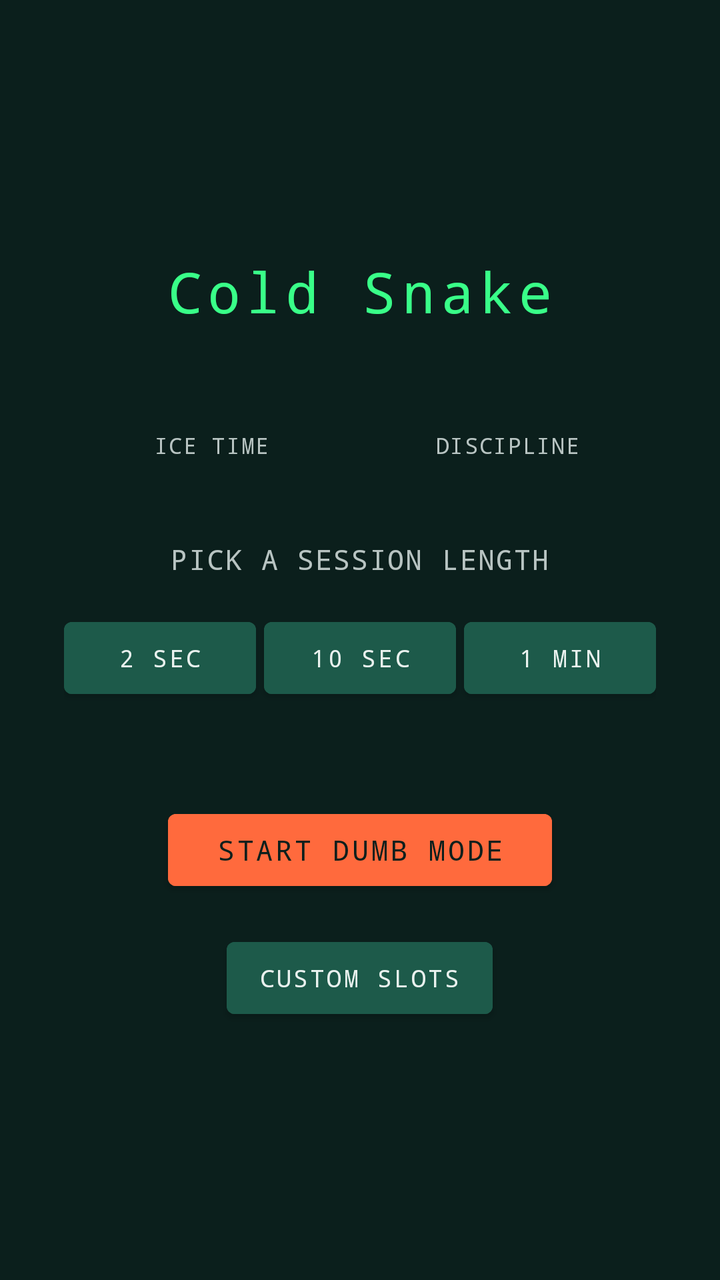
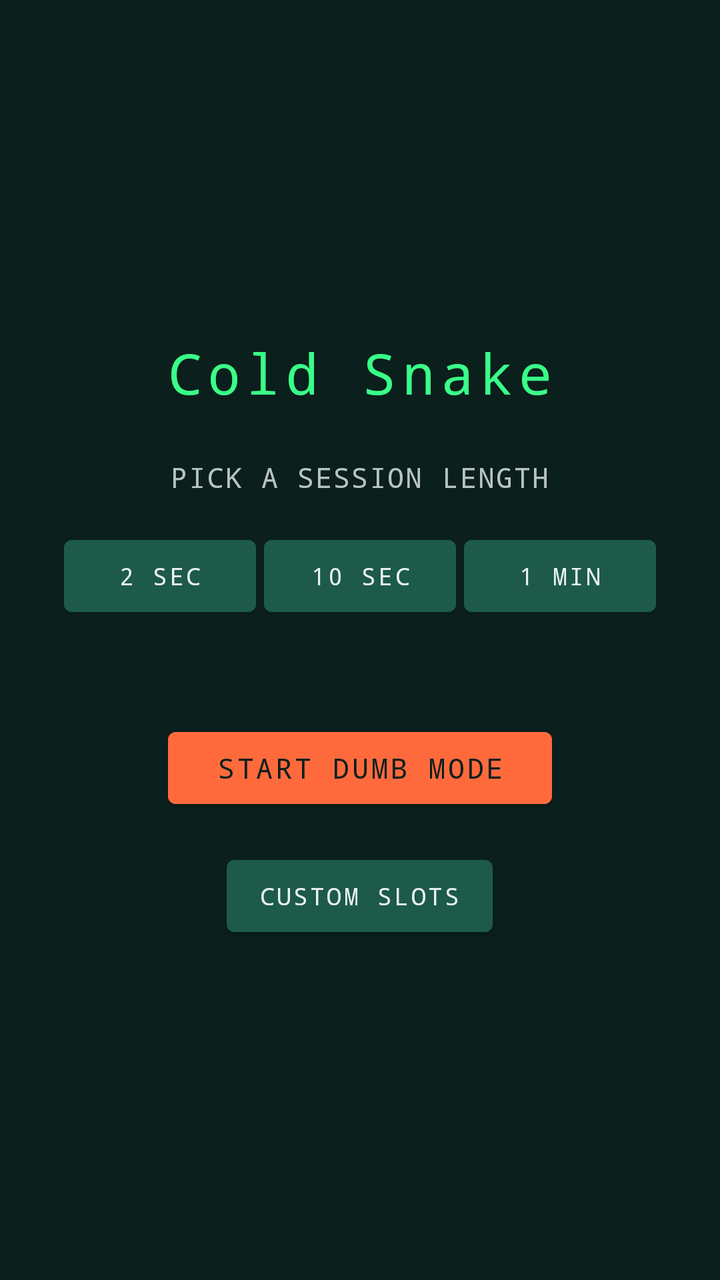

An Android layout rendered at two revisions. The XML below is the earlier revision; the diff shows what the commit changed to produce the second picture.
<!-- AndroidManifest.xml: application theme Theme.ColdSnake -->
<!-- res/layout/activity_home.xml -->
<?xml version="1.0" encoding="utf-8"?>
<LinearLayout xmlns:android="http://schemas.android.com/apk/res/android"
    android:layout_width="match_parent"
    android:layout_height="match_parent"
    android:orientation="vertical"
    android:gravity="center"
    android:background="@color/ground"
    android:padding="32dp">

    <TextView
        android:id="@+id/appTitle"
        android:layout_width="wrap_content"
        android:layout_height="wrap_content"
        android:text="@string/app_name"
        android:textColor="@color/phosphor"
        android:textSize="28sp"
        android:fontFamily="monospace"
        android:letterSpacing="0.1"
        android:layout_marginBottom="24dp" />

    <LinearLayout
        android:layout_width="match_parent"
        android:layout_height="wrap_content"
        android:orientation="horizontal"
        android:layout_marginBottom="40dp">

        <LinearLayout
            android:layout_width="0dp"
            android:layout_height="wrap_content"
            android:layout_weight="1"
            android:orientation="vertical"
            android:gravity="center">

            <TextView
                android:id="@+id/iceTimeValue"
                android:layout_width="wrap_content"
                android:layout_height="wrap_content"
                android:textColor="@color/phosphor"
                android:textSize="20sp"
                android:fontFamily="monospace" />

            <TextView
                android:layout_width="wrap_content"
                android:layout_height="wrap_content"
                android:text="@string/ice_time_label"
                android:textColor="@color/steel"
                android:textSize="11sp"
                android:fontFamily="monospace"
                android:letterSpacing="0.05" />

        </LinearLayout>

        <LinearLayout
            android:layout_width="0dp"
            android:layout_height="wrap_content"
            android:layout_weight="1"
            android:orientation="vertical"
            android:gravity="center">

            <TextView
                android:id="@+id/disciplineValue"
                android:layout_width="wrap_content"
                android:layout_height="wrap_content"
                android:textColor="@color/phosphor"
                android:textSize="20sp"
                android:fontFamily="monospace" />

            <TextView
                android:layout_width="wrap_content"
                android:layout_height="wrap_content"
                android:text="@string/discipline_label"
                android:textColor="@color/steel"
                android:textSize="11sp"
                android:fontFamily="monospace"
                android:letterSpacing="0.05" />

        </LinearLayout>

    </LinearLayout>

    <TextView
        android:layout_width="wrap_content"
        android:layout_height="wrap_content"
        android:text="@string/session_prompt"
        android:textColor="@color/steel"
        android:textSize="14sp"
        android:fontFamily="monospace"
        android:letterSpacing="0.05"
        android:layout_marginBottom="16dp" />

    <LinearLayout
        android:layout_width="match_parent"
        android:layout_height="wrap_content"
        android:orientation="horizontal"
        android:layout_marginBottom="48dp">

        <Button
            android:id="@+id/duration2s"
            android:layout_width="0dp"
            android:layout_height="wrap_content"
            android:layout_weight="1"
            android:layout_marginEnd="4dp"
            android:minWidth="0dp"
            android:insetLeft="0dp"
            android:insetRight="0dp"
            android:paddingLeft="4dp"
            android:paddingRight="4dp"
            android:textSize="12sp"
            android:text="@string/duration_2s"
            android:fontFamily="monospace"
            android:textColor="@color/cold_white"
            android:backgroundTint="@color/teal" />

        <Button
            android:id="@+id/duration10s"
            android:layout_width="0dp"
            android:layout_height="wrap_content"
            android:layout_weight="1"
            android:layout_marginEnd="4dp"
            android:minWidth="0dp"
            android:insetLeft="0dp"
            android:insetRight="0dp"
            android:paddingLeft="4dp"
            android:paddingRight="4dp"
            android:textSize="12sp"
            android:text="@string/duration_10s"
            android:fontFamily="monospace"
            android:textColor="@color/cold_white"
            android:backgroundTint="@color/teal" />

        <Button
            android:id="@+id/duration1m"
            android:layout_width="0dp"
            android:layout_height="wrap_content"
            android:layout_weight="1"
            android:minWidth="0dp"
            android:insetLeft="0dp"
            android:insetRight="0dp"
            android:paddingLeft="4dp"
            android:paddingRight="4dp"
            android:textSize="12sp"
            android:text="@string/duration_1m"
            android:fontFamily="monospace"
            android:textColor="@color/cold_white"
            android:backgroundTint="@color/teal" />

    </LinearLayout>

    <Button
        android:id="@+id/startSession"
        android:layout_width="wrap_content"
        android:layout_height="wrap_content"
        android:text="@string/start_session"
        android:fontFamily="monospace"
        android:textColor="@color/ground"
        android:backgroundTint="@color/warning_pop"
        android:paddingLeft="24dp"
        android:paddingRight="24dp" />

    <Button
        android:id="@+id/customizeSlots"
        android:layout_width="wrap_content"
        android:layout_height="wrap_content"
        android:layout_marginTop="16dp"
        android:text="@string/customize_slots_button"
        android:fontFamily="monospace"
        android:textSize="12sp"
        android:textColor="@color/cold_white"
        android:backgroundTint="@color/teal"
        android:paddingLeft="16dp"
        android:paddingRight="16dp" />

</LinearLayout>
<!-- resources referenced by this layout -->
<resources>
  <color name="cold_white">#EAF2EF</color>
  <color name="ground">#0B1F1C</color>
  <color name="phosphor">#39FF88</color>
  <color name="steel">#B8C4C2</color>
  <color name="teal">#1D5A4A</color>
  <color name="warning_pop">#FF6A3D</color>
  <string name="app_name">Cold Snake</string>
  <string name="customize_slots_button">CUSTOM SLOTS</string>
  <string name="discipline_label">DISCIPLINE</string>
  <string name="duration_10s">10 SEC</string>
  <string name="duration_1m">1 MIN</string>
  <string name="duration_2s">2 SEC</string>
  <string name="ice_time_label">ICE TIME</string>
  <string name="session_prompt">PICK A SESSION LENGTH</string>
  <string name="start_session">START DUMB MODE</string>
  <style name="Theme.ColdSnake" parent="Theme.MaterialComponents.DayNight.NoActionBar">
          <item name="colorPrimary">@android:color/black</item>
          <item name="colorPrimaryDark">@android:color/black</item>
          <item name="colorAccent">@android:color/darker_gray</item>
      </style>
</resources>

<!-- the commit's change to res/layout/activity_home.xml (unified diff, before → after) -->
@@ -17,66 +17,6 @@
         android:fontFamily="monospace"
         android:letterSpacing="0.1"
         android:layout_marginBottom="24dp" />
-
-    <LinearLayout
-        android:layout_width="match_parent"
-        android:layout_height="wrap_content"
-        android:orientation="horizontal"
-        android:layout_marginBottom="40dp">
-
-        <LinearLayout
-            android:layout_width="0dp"
-            android:layout_height="wrap_content"
-            android:layout_weight="1"
-            android:orientation="vertical"
-            android:gravity="center">
-
-            <TextView
-                android:id="@+id/iceTimeValue"
-                android:layout_width="wrap_content"
-                android:layout_height="wrap_content"
-                android:textColor="@color/phosphor"
-                android:textSize="20sp"
-                android:fontFamily="monospace" />
-
-            <TextView
-                android:layout_width="wrap_content"
-                android:layout_height="wrap_content"
-                android:text="@string/ice_time_label"
-                android:textColor="@color/steel"
-                android:textSize="11sp"
-                android:fontFamily="monospace"
-                android:letterSpacing="0.05" />
-
-        </LinearLayout>
-
-        <LinearLayout
-            android:layout_width="0dp"
-            android:layout_height="wrap_content"
-            android:layout_weight="1"
-            android:orientation="vertical"
-            android:gravity="center">
-
-            <TextView
-                android:id="@+id/disciplineValue"
-                android:layout_width="wrap_content"
-                android:layout_height="wrap_content"
-                android:textColor="@color/phosphor"
-                android:textSize="20sp"
-                android:fontFamily="monospace" />
-
-            <TextView
-                android:layout_width="wrap_content"
-                android:layout_height="wrap_content"
-                android:text="@string/discipline_label"
-                android:textColor="@color/steel"
-                android:textSize="11sp"
-                android:fontFamily="monospace"
-                android:letterSpacing="0.05" />
-
-        </LinearLayout>
-
-    </LinearLayout>
 
     <TextView
         android:layout_width="wrap_content"
<!-- resource entries referenced after the edit -->
@@ -8,11 +8,9 @@
   <color name="warning_pop">#FF6A3D</color>
   <string name="app_name">Cold Snake</string>
   <string name="customize_slots_button">CUSTOM SLOTS</string>
-  <string name="discipline_label">DISCIPLINE</string>
   <string name="duration_10s">10 SEC</string>
   <string name="duration_1m">1 MIN</string>
   <string name="duration_2s">2 SEC</string>
-  <string name="ice_time_label">ICE TIME</string>
   <string name="session_prompt">PICK A SESSION LENGTH</string>
   <string name="start_session">START DUMB MODE</string>
   <style name="Theme.ColdSnake" parent="Theme.MaterialComponents.DayNight.NoActionBar">
